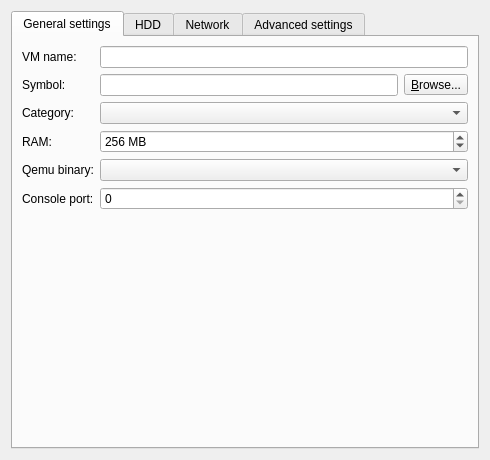
Before: the Qt Designer form gns3/modules/qemu/ui/qemu_vm_configuration_page.ui in GNS3/gns3-gui, drawn with Qt 5.
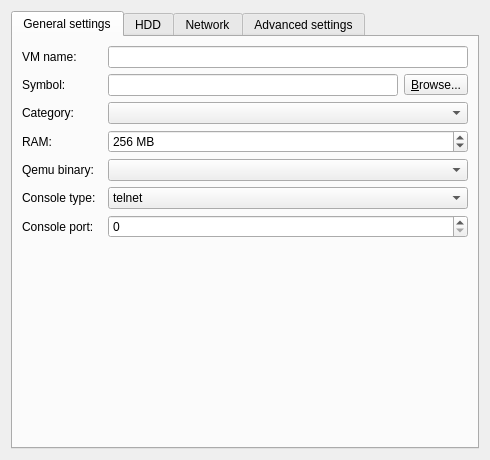
After: the same form once the commit is applied.

Commit message: VNC console support for Qemu VMs. Implements #447.

The edit to the form file:
```diff
--- a/gns3/modules/qemu/ui/qemu_vm_configuration_page.ui
+++ b/gns3/modules/qemu/ui/qemu_vm_configuration_page.ui
@@ -41,14 +41,14 @@
          </property>
         </widget>
        </item>
-       <item row="6" column="2">
-        <widget class="QSpinBox" name="uiConsolePortSpinBox">
-         <property name="maximum">
-          <number>65535</number>
-         </property>
-        </widget>
-       </item>
        <item row="7" column="2">
+        <widget class="QSpinBox" name="uiConsolePortSpinBox">
+         <property name="maximum">
+          <number>65535</number>
+         </property>
+        </widget>
+       </item>
+       <item row="9" column="2">
         <spacer name="spacer">
          <property name="orientation">
           <enum>Qt::Vertical</enum>
@@ -68,7 +68,7 @@
          </property>
         </widget>
        </item>
-       <item row="6" column="0" colspan="2">
+       <item row="7" column="0" colspan="2">
         <widget class="QLabel" name="uiConsolePortLabel">
          <property name="text">
           <string>Console port:</string>
@@ -135,6 +135,27 @@
        <item row="3" column="2">
         <widget class="QComboBox" name="uiCategoryComboBox"/>
        </item>
+       <item row="6" column="0">
+        <widget class="QLabel" name="uiConsoleTypeLabel">
+         <property name="text">
+          <string>Console type:</string>
+         </property>
+        </widget>
+       </item>
+       <item row="6" column="2">
+        <widget class="QComboBox" name="uiConsoleTypeComboBox">
+         <item>
+          <property name="text">
+           <string>telnet</string>
+          </property>
+         </item>
+         <item>
+          <property name="text">
+           <string>vnc</string>
+          </property>
+         </item>
+        </widget>
+       </item>
       </layout>
      </widget>
      <widget class="QWidget" name="tab_3">
```
The commit also changes 13 other files.
